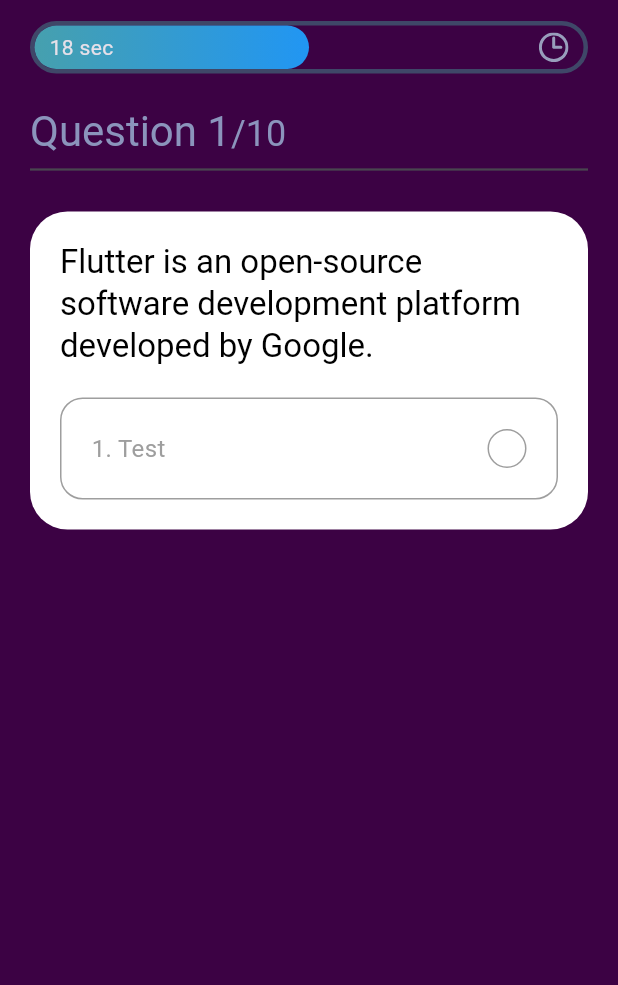
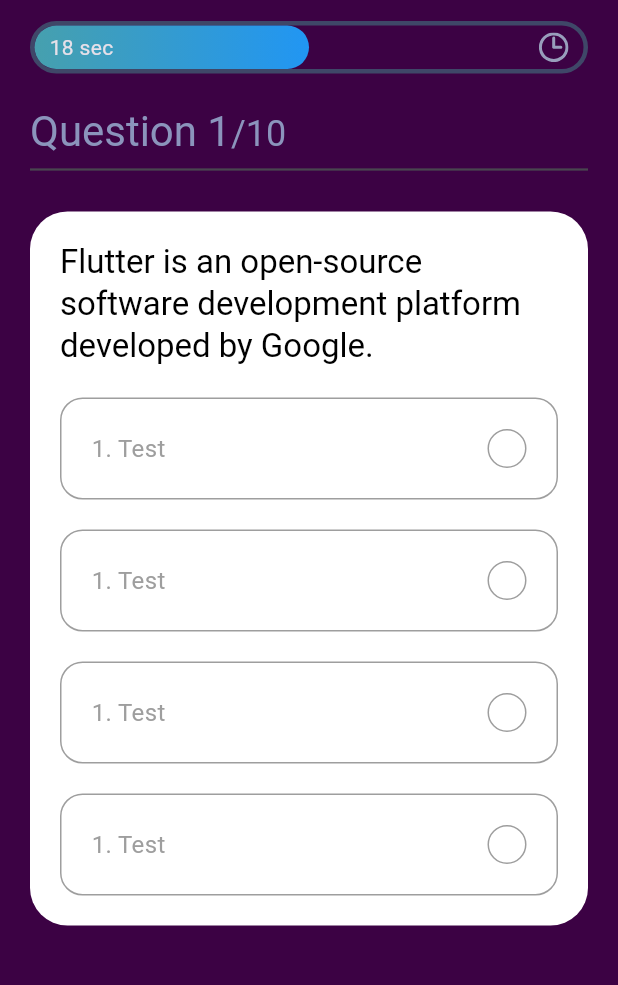
Before and after one commit to zloy92/verstkaflutter, a Flutter app: the screen it shows after launch, on a phone screen of 412 x 824 dp, the part 63-1048 px from its top. Run offline on Flutter 3.47's test engine with Material 3 defaults, Android fonts, the phone set to English and light mode, and no system bars; our stand-ins replace websafe_svg.

Commit message:
version3

```diff
--- a/flutter_application_1/lib/screens/quiz/components/body.dart
+++ b/flutter_application_1/lib/screens/quiz/components/body.dart
@@ -40,11 +40,27 @@ class Body extends StatelessWidget {
                   thickness: 1.5,
                 ),
                 SizedBox(height: kDefaultPadding),
-                Container(
+                QuestionCard(),
+              ],
+            ),
+          ),
+        )
+      ],
+    );
+  }
+}
+
+class QuestionCard extends StatelessWidget {
+  const QuestionCard({
+    super.key,
+  });
+
+  @override
+  Widget build(BuildContext context) {
+    return Container(
       padding: EdgeInsets.all(kDefaultPadding),
       decoration: BoxDecoration(
-                      color: Colors.white,
-                      borderRadius: BorderRadius.circular(25)),
+          color: Colors.white, borderRadius: BorderRadius.circular(25)),
       child: Column(
         children: [
           Text(
@@ -54,7 +70,24 @@ class Body extends StatelessWidget {
                 .headline6
                 ?.copyWith(color: kBlackColor),
           ),
-                      Container(
+          Option(),
+          Option(),
+          Option(),
+          Option(),
+        ],
+      ),
+    );
+  }
+}
+
+class Option extends StatelessWidget {
+  const Option({
+    super.key,
+  });
+
+  @override
+  Widget build(BuildContext context) {
+    return Container(
       margin: EdgeInsets.only(top: kDefaultPadding),
       padding: EdgeInsets.all(kDefaultPadding),
       decoration: BoxDecoration(
@@ -78,15 +111,6 @@ class Body extends StatelessWidget {
           ),
         ],
       ),
-                      ),
-                    ],
-                  ),
-                ),
-              ],
-            ),
-          ),
-        )
-      ],
     );
   }
 }
```
Lines whose indentation alone changed are shown as unchanged.
